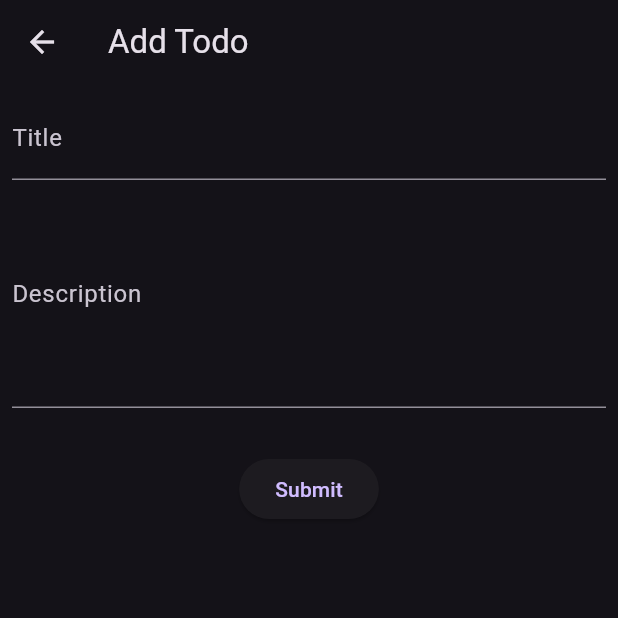
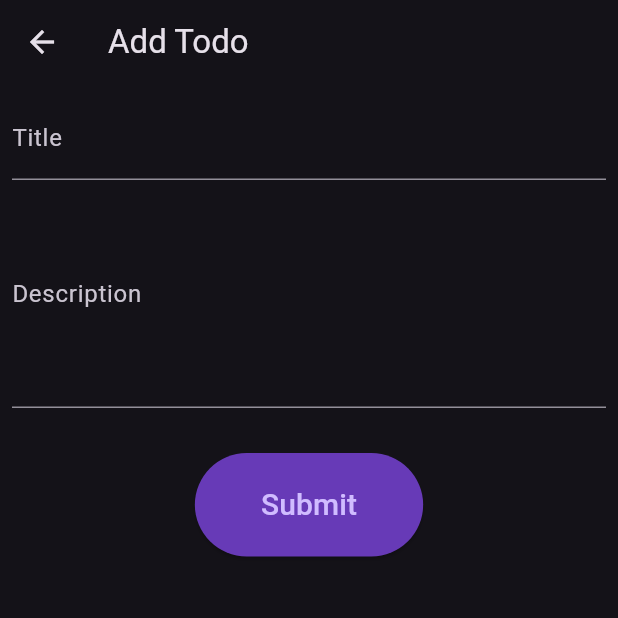
Before and after one commit to DataWhisperer10/Crud_DoDo, a Flutter app: the screen it shows after launch, after a tap on "Add Todo", on a phone screen of 412 x 824 dp, the top half of it. Run offline on Flutter 3.47's test engine with Material 3 defaults, Android fonts, the phone set to English and light mode, and no system bars; network calls fail.

Commit message:
Edit form, with title change and prefilled form to do actual edits

```diff
--- a/lib/screens/add_page_screen.dart
+++ b/lib/screens/add_page_screen.dart
@@ -4,7 +4,11 @@ import 'package:flutter/material.dart';
 import 'package:http/http.dart' as http;
 
 class AddPageScreen extends StatefulWidget {
-  const AddPageScreen({super.key});
+  final Map? todo;
+  const AddPageScreen({
+    super.key,
+    this.todo,
+  });
 
   @override
   State<AddPageScreen> createState() => _AddPageScreenState();
@@ -13,14 +17,24 @@ class AddPageScreen extends StatefulWidget {
 class _AddPageScreenState extends State<AddPageScreen> {
   TextEditingController titleEditingController = TextEditingController();
   TextEditingController descriptionEditingController = TextEditingController();
+  bool isEdit = false;
+  @override
+  void initState() {
+    super.initState();
+    if (widget.todo != null) {
+      isEdit = true;
+    }
+  }
+
   @override
   Widget build(BuildContext context) {
     return Scaffold(
       appBar: AppBar(
-        title: const Text("Add Todo"),
+        title: Text(isEdit ? "Edit Todo" : "Add Todo"),
       ),
       body: Padding(
         padding: const EdgeInsets.all(8.0),
+        child: SingleChildScrollView(
           child: Column(
             children: [
               TextField(
@@ -39,8 +53,19 @@ class _AddPageScreenState extends State<AddPageScreen> {
               const SizedBox(
                 height: 30,
               ),
-            ElevatedButton(onPressed: submitData, child: const Text("Submit")),
+              ElevatedButton(
+                  style: ElevatedButton.styleFrom(
+                      backgroundColor: Colors.deepPurple),
+                  onPressed: submitData,
+                  child: Padding(
+                    padding: const EdgeInsets.all(20.0),
+                    child: Text(
+                      isEdit ? "Update" : "Submit",
+                      style: const TextStyle(fontSize: 20),
+                    ),
+                  )),
             ],
+          ),
         ),
       ),
     );
--- a/lib/screens/home_screen.dart
+++ b/lib/screens/home_screen.dart
@@ -14,6 +14,7 @@ class HomeScreen extends StatefulWidget {
 class _HomeScreenState extends State<HomeScreen> {
   bool isLoading = true;
   List items = [];
+  Map<String, dynamic>? selectedItem;
 
   @override
   void initState() {
@@ -44,15 +45,17 @@ class _HomeScreenState extends State<HomeScreen> {
                 leading: CircleAvatar(child: Text('${index + 1}')),
                 title: Text(item['title']),
                 subtitle: Text(item['description']),
-                    trailing: PopupMenuButton(onSelected: (value) {
+                trailing: PopupMenuButton(
+                  onSelected: (value) {
                     if (value == 'edit') {
-                        navigateToEdit();
+                      navigateToEdit(item);
                       //open the edit screen
                     } else if (value == 'delete') {
 //open the delete screen
                       deleteById(id);
                     }
-                    }, itemBuilder: (context) {
+                  },
+                  itemBuilder: (context) {
                     return [
                       const PopupMenuItem(
                         child: Text("Edit"),
@@ -61,27 +64,36 @@ class _HomeScreenState extends State<HomeScreen> {
                       const PopupMenuItem(
                         child: Text("Delete"),
                         value: 'delete',
-                        )
+                      ),
                     ];
-                    }),
+                  },
+                ),
               );
-                }),
+            },
+          ),
         ),
       ),
       floatingActionButton: FloatingActionButton.extended(
-            onPressed: navigateToAdd, label: const Text("Add Todo")));
+        onPressed: navigateToAdd,
+        label: const Text("Add Todo"),
+      ),
+    );
   }
 
-  void navigateToEdit() {
+  void navigateToEdit(Map item) {
     final route =
-        MaterialPageRoute(builder: (context) => const AddPageScreen());
+        MaterialPageRoute(builder: (context) => AddPageScreen(todo: item));
     Navigator.push(context, route);
   }
 
-  void navigateToAdd() {
+  Future<void> navigateToAdd() async {
     final route =
         MaterialPageRoute(builder: (context) => const AddPageScreen());
-    Navigator.push(context, route);
+    await Navigator.push(context, route);
+    setState(() {
+      isLoading = true;
+    });
+    fetchTodo();
   }
 
   Future<void> deleteById(String id) async {
```
Lines whose indentation alone changed are shown as unchanged.
